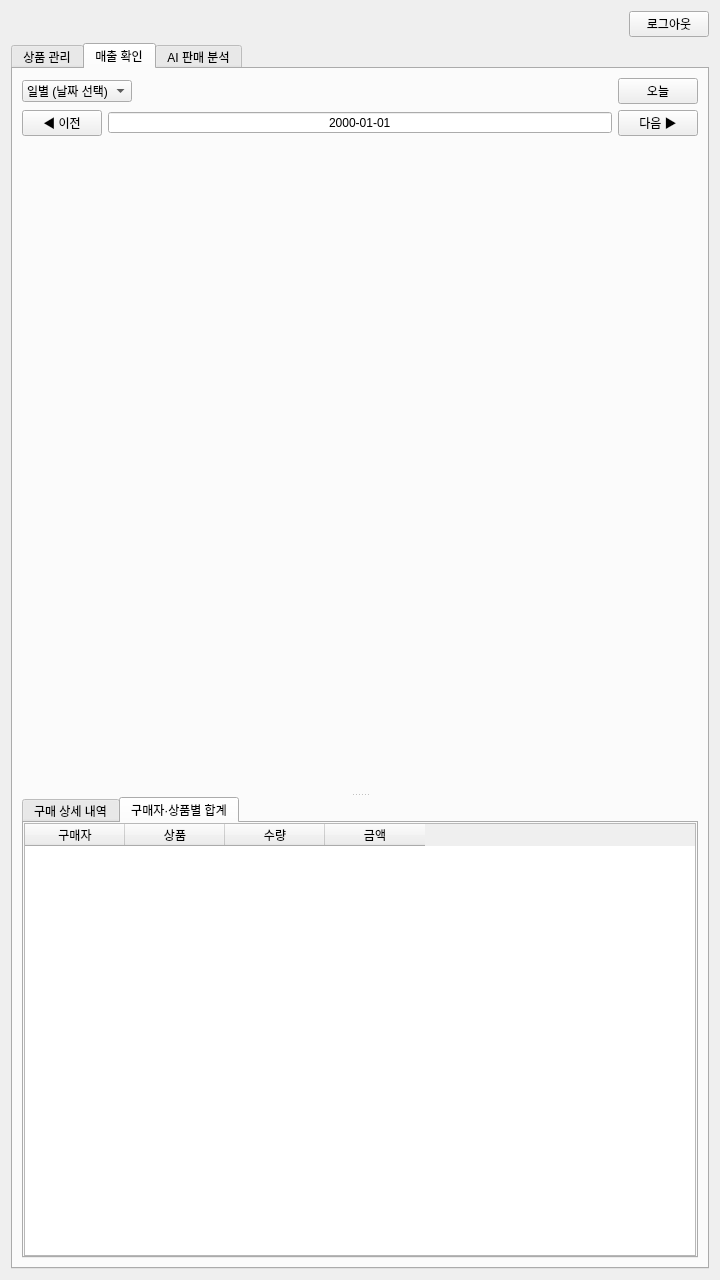
Qt form qt/client/admin.ui (ginjuns/SNAP) before a commit.
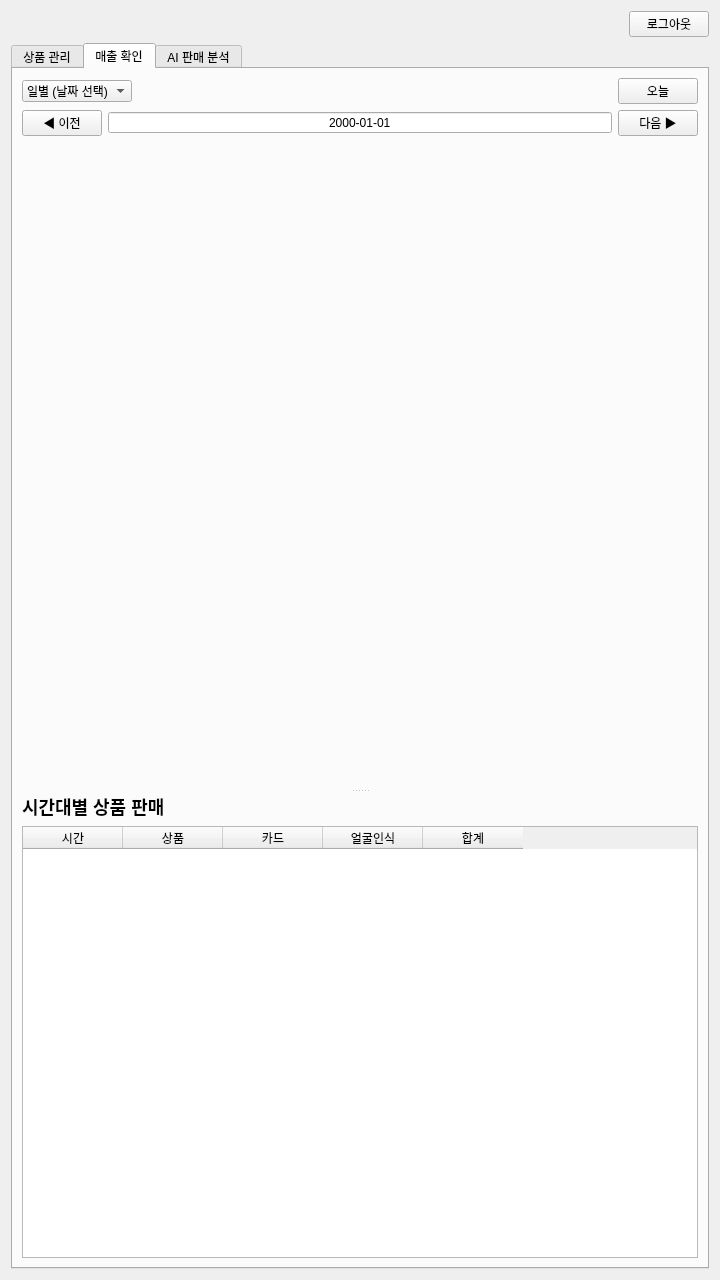
The same form after that commit. The open tabs and pages were chosen to show the change. Custom widgets are drawn as their Qt base class.

The edit to the form file:
```diff
--- a/qt/client/admin.ui
+++ b/qt/client/admin.ui
@@ -349,14 +349,7 @@
            </size>
           </property>
          </widget>
-         <widget class="QTabWidget" name="tabWidget_2">
-          <property name="currentIndex">
-           <number>0</number>
-          </property>
-          <widget class="QWidget" name="tabDetail">
-           <attribute name="title">
-            <string>구매 상세 내역</string>
-           </attribute>
+         <widget class="QWidget" name="boxDetail">
            <layout class="QVBoxLayout" name="verticalLayout_4">
             <property name="leftMargin">
              <number>0</number>
@@ -370,6 +363,16 @@
             <property name="bottomMargin">
              <number>0</number>
             </property>
+           <item>
+            <widget class="QLabel" name="lblDetail">
+             <property name="text">
+              <string>시간대별 상품 판매</string>
+             </property>
+             <property name="styleSheet">
+              <string notr="true">font-size: 18px; font-weight: bold;</string>
+             </property>
+            </widget>
+           </item>
             <item>
              <widget class="QTableWidget" name="tableDetail">
               <property name="editTriggers">
@@ -383,14 +386,9 @@
               </attribute>
               <column>
                <property name="text">
-                <string>일시</string>
-               </property>
-              </column>
-              <column>
-               <property name="text">
-                <string>구매자</string>
-               </property>
-              </column>
+               <string>시간</string>
+              </property>
+             </column>
               <column>
                <property name="text">
                 <string>상품</string>
@@ -398,75 +396,22 @@
               </column>
               <column>
                <property name="text">
-                <string>수량</string>
+               <string>카드</string>
                </property>
               </column>
               <column>
                <property name="text">
-                <string>금액</string>
+               <string>얼굴인식</string>
                </property>
               </column>
               <column>
                <property name="text">
-                <string>결제수단</string>
+               <string>합계</string>
                </property>
               </column>
              </widget>
             </item>
            </layout>
-          </widget>
-          <widget class="QWidget" name="tabBuyer">
-           <attribute name="title">
-            <string>구매자·상품별 합계</string>
-           </attribute>
-           <layout class="QVBoxLayout" name="verticalLayout_5">
-            <property name="leftMargin">
-             <number>0</number>
-            </property>
-            <property name="topMargin">
-             <number>0</number>
-            </property>
-            <property name="rightMargin">
-             <number>0</number>
-            </property>
-            <property name="bottomMargin">
-             <number>0</number>
-            </property>
-            <item>
-             <widget class="QTableWidget" name="tableBuyer">
-              <property name="editTriggers">
-               <set>QAbstractItemView::NoEditTriggers</set>
-              </property>
-              <property name="selectionBehavior">
-               <enum>QAbstractItemView::SelectRows</enum>
-              </property>
-              <attribute name="verticalHeaderVisible">
-               <bool>false</bool>
-              </attribute>
-              <column>
-               <property name="text">
-                <string>구매자</string>
-               </property>
-              </column>
-              <column>
-               <property name="text">
-                <string>상품</string>
-               </property>
-              </column>
-              <column>
-               <property name="text">
-                <string>수량</string>
-               </property>
-              </column>
-              <column>
-               <property name="text">
-                <string>금액</string>
-               </property>
-              </column>
-             </widget>
-            </item>
-           </layout>
-          </widget>
          </widget>
         </widget>
        </item>
```
Lines whose indentation alone changed are shown as unchanged.
